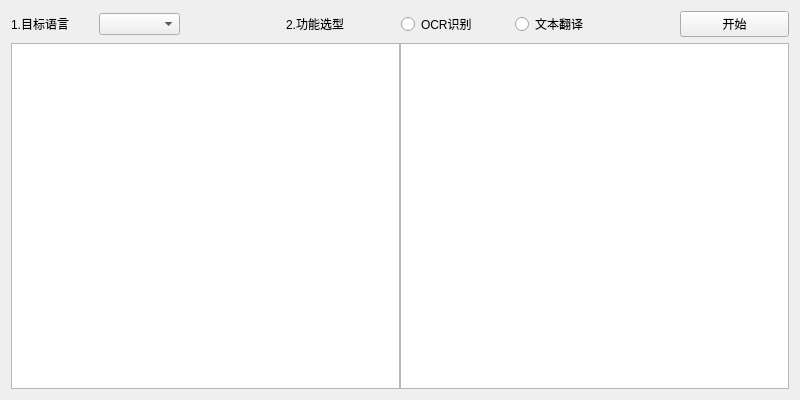
This is ui/Ui_YoyoOCR.ui in Logistic98/yoyo-ocr-gui as Qt 5 draws it before an edit. The edited form follows.
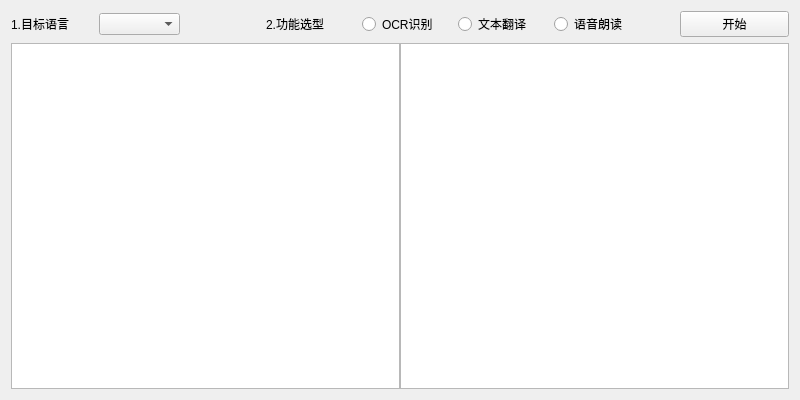
This is the edited form.

Commit message: 新增语音朗读功能，设置处理中状态禁止点击

```diff
--- a/ui/Ui_YoyoOCR.ui
+++ b/ui/Ui_YoyoOCR.ui
@@ -55,10 +55,10 @@
      <item>
       <layout class="QHBoxLayout" name="functionTab">
        <property name="leftMargin">
-        <number>50</number>
+        <number>30</number>
        </property>
        <property name="rightMargin">
-        <number>50</number>
+        <number>30</number>
        </property>
        <item>
         <widget class="QLabel" name="functionLabel">
@@ -81,6 +81,13 @@
          </property>
         </widget>
        </item>
+       <item>
+        <widget class="QRadioButton" name="voiceRadioButton">
+         <property name="text">
+          <string>语音朗读</string>
+         </property>
+        </widget>
+       </item>
       </layout>
      </item>
      <item>
```
The commit also changes 6 other files.
